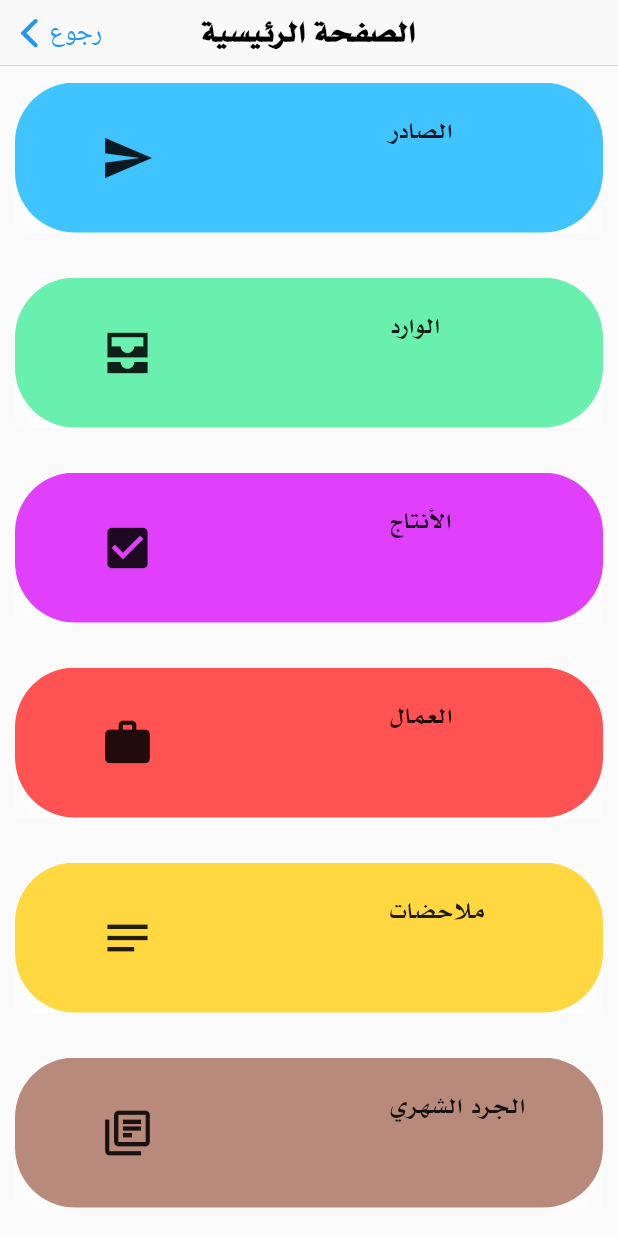
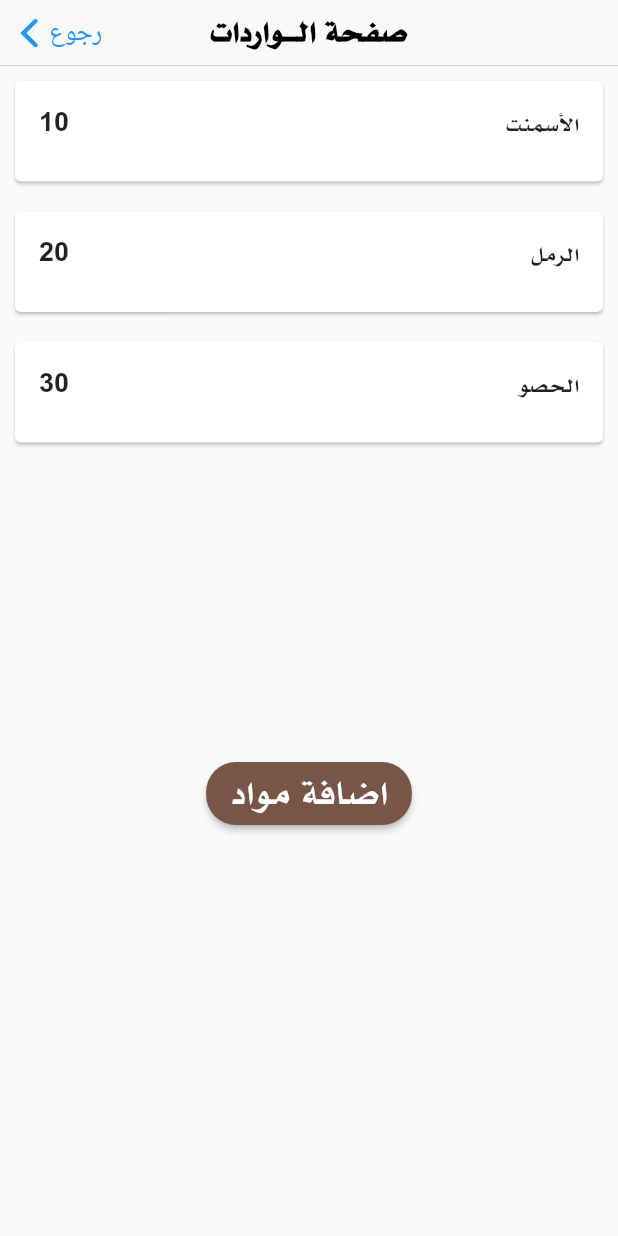
Before and after one commit to sajjad-salam/slab_factory_management, a Flutter app: the home_screen screen opened by its route, after a tap on "الوارد", on a phone screen of 412 x 824 dp. Run offline on Flutter 3.47's test engine with Material 2 defaults, Android fonts, the phone set to English and light mode, and no system bars; our stand-ins replace cloud_firestore, connectivity_plus, firebase_core, get, shared_preferences; accounts and stored records are empty.

Commit message:
dart update

```diff
--- /dev/null
+++ b/lib/screens/Incoming_page.dart
@@ -0,0 +1,220 @@
+import 'package:flutter/cupertino.dart';
+import 'package:flutter/material.dart';
+
+class incoming_screen extends StatefulWidget {
+  const incoming_screen({super.key});
+
+  @override
+  State<incoming_screen> createState() => _incoming_screenState();
+}
+
+class _incoming_screenState extends State<incoming_screen> {
+  int cement = 10;
+  int sand = 20;
+  int aggregate = 30;
+
+  Future<void> _showSettingsDialog(BuildContext context) async {
+    await showDialog(
+      context: context,
+      builder: (BuildContext context) {
+        return Builder(
+          builder: (BuildContext context) {
+            final double keyboardHeight =
+                MediaQuery.of(context).viewInsets.bottom;
+            final double maxHeight = MediaQuery.of(context).size.height - 120;
+            final double contentHeight =
+                MediaQuery.of(context).size.height - keyboardHeight - 200;
+            final bool isKeyboardOpen = keyboardHeight > 0;
+
+            return SingleChildScrollView(
+              child: ConstrainedBox(
+                constraints: BoxConstraints(
+                  maxHeight: isKeyboardOpen ? maxHeight : contentHeight,
+                ),
+                child: AlertDialog(
+                  title: Text(
+                    'اضافة مواد',
+                    textAlign: TextAlign.right,
+                    style: TextStyle(
+                      fontFamily: "myfont",
+                      fontSize: 22,
+                    ),
+                  ),
+                  contentPadding: EdgeInsets.fromLTRB(20, 20, 20, 0),
+                  content: Column(
+                    mainAxisSize: MainAxisSize.min,
+                    children: [
+                      TextField(
+                        textAlign: TextAlign.right,
+                        keyboardType: TextInputType.number,
+                        onChanged: (value) {
+                          int intval = int.tryParse(value) ?? 0;
+                          setState(() {
+                            sand += intval;
+                          });
+                        },
+                        decoration: InputDecoration(
+                          labelText: 'الرمل',
+                        ),
+                      ),
+                      TextField(
+                        keyboardType: TextInputType.number,
+                        onChanged: (value) {
+                          int intval = int.tryParse(value) ?? 0;
+                          setState(() {
+                            aggregate += intval;
+                          });
+                        },
+                        decoration: InputDecoration(
+                          labelText: 'الحصو',
+                        ),
+                      ),
+                      TextField(
+                        keyboardType: TextInputType.number,
+                        onChanged: (value) {
+                          int intval = int.tryParse(value) ?? 0;
+                          setState(() {
+                            cement += intval;
+                          });
+                        },
+                        decoration: InputDecoration(
+                          labelText: 'الأسمنت',
+                        ),
+                      ),
+                    ],
+                  ),
+                  actions: [
+                    TextButton(
+                      onPressed: () {
+                        Navigator.of(context).pop();
+                      },
+                      child: Text('حفض'),
+                    ),
+                    TextButton(
+                      onPressed: () {
+                        setState(() {
+                          sand = 0;
+                          aggregate = 0;
+                          cement = 0;
+                        });
+                      },
+                      child: Text('تصفير الكل'),
+                    ),
+                  ],
+                ),
+              ),
+            );
+          },
+        );
+      },
+    );
+  }
+
+  @override
+  Widget build(BuildContext context) {
+    return Scaffold(
+      resizeToAvoidBottomInset: false,
+      appBar: const CupertinoNavigationBar(
+        previousPageTitle: "رجوع",
+        middle: Text(
+          "صفحة الـواردات",
+          style: TextStyle(fontFamily: "myfont", fontSize: 25),
+        ),
+      ),
+      body: Column(
+        mainAxisAlignment: MainAxisAlignment.start,
+        children: [
+          ElementCard(
+            elementName: 'الأسمنت',
+            elementValue: cement,
+          ),
+          ElementCard(
+            elementName: 'الرمل',
+            elementValue: sand,
+          ),
+          ElementCard(
+            elementName: 'الحصو',
+            elementValue: aggregate,
+          ),
+          // Spacer(),
+          SizedBox(
+            height: 200,
+          ),
+          ElevatedButton(
+            onPressed: () {
+              _showSettingsDialog(context);
+            },
+            child: Text(
+              'اضافة مواد',
+              style: TextStyle(
+                fontFamily: "myfont",
+                fontSize: 30,
+              ),
+            ),
+            style: ElevatedButton.styleFrom(
+              backgroundColor: Colors.brown,
+              shape: RoundedRectangleBorder(
+                borderRadius:
+                    BorderRadius.circular(20), // Make the button rounded
+              ),
+            ),
+          ),
+        ],
+      ),
+    );
+  }
+}
+
+class ElementCard extends StatefulWidget {
+  final String elementName;
+  final int elementValue;
+
+  const ElementCard({
+    required this.elementName,
+    required this.elementValue,
+  });
+
+  @override
+  _ElementCardState createState() => _ElementCardState();
+}
+
+class _ElementCardState extends State<ElementCard> {
+  @override
+  Widget build(BuildContext context) {
+    return Card(
+      margin: EdgeInsets.all(10),
+      child: Padding(
+        padding: EdgeInsets.all(16),
+        child: Column(
+          children: [
+            Row(
+              children: [
+                Text(
+                  widget.elementValue.toString(),
+                  style: TextStyle(
+                    fontSize: 18,
+                    fontFamily: 'myfont', // Set the custom font family
+                  ),
+                ),
+                SizedBox(
+                    width: 10), // Adds spacing between the number and the name
+                Expanded(
+                  child: Text(
+                    widget.elementName,
+                    style: TextStyle(
+                      fontSize: 18,
+                      fontFamily: 'myfont', // Set the custom font family
+                    ),
+                    textAlign: TextAlign.right,
+                  ),
+                ),
+              ],
+            ),
+            SizedBox(
+                height: 10), // Adds spacing between the elements and the button
+          ],
+        ),
+      ),
+    );
+  }
+}
--- a/lib/screens/home/home.dart
+++ b/lib/screens/home/home.dart
@@ -46,7 +46,7 @@ class _champ_screenState extends State<home_screen> {
                   height: 10), // Adjust the spacing between the items
 
               mybutton(
-                rout: "",
+                rout: "/incoming",
                 size: MediaQuery.of(context).size,
                 name: 'الوارد',
                 icon: const Icon(Icons.all_inbox_sharp),
--- a/lib/widgets/mybutton.dart
+++ b/lib/widgets/mybutton.dart
@@ -1,5 +1,6 @@
 import 'package:flutter/cupertino.dart';
 import 'package:flutter/material.dart';
+import 'package:get/get.dart';
 
 class mybutton extends StatelessWidget {
   const mybutton({
@@ -7,7 +8,8 @@ class mybutton extends StatelessWidget {
     required this.size,
     required this.name,
     required this.icon,
-    required this.color, required this.rout,
+    required this.color,
+    required this.rout,
   });
   final String rout;
   final Size size;
@@ -32,7 +34,13 @@ class mybutton extends StatelessWidget {
               child: InkWell(
                 onTap: () {
                   // فقط قم بأزالة التعليق عن السطر التالي
-                  // Get.toNamed("$rout");
+                  try {
+                    if (rout != null) {
+                      Get.toNamed(rout);
+                    }
+                  } catch (e) {
+                    print(e);
+                  }
                 },
                 child: Stack(
                   alignment: Alignment.bottomCenter,
```
Also changed, not shown: lib/main.dart (+70 -64 lines), pubspec.lock.
